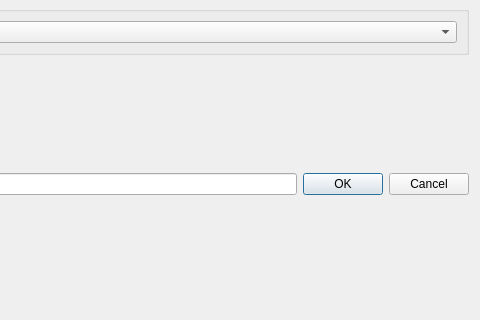
Qt form arho_feature_template/gui/dialogs/import_features_form.ui (GispoCoding/arho-qgis-plugin) before a commit; both pictures show x 445 to 925 and y 631 to 951 of the 925 by 951 pixel window.
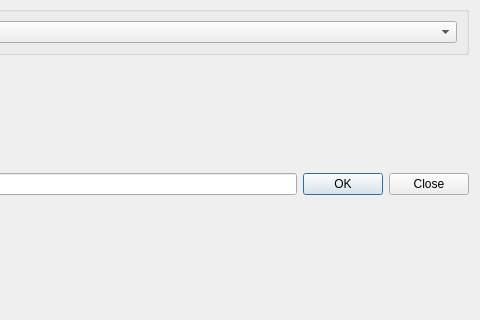
The same form after that commit. Custom widgets are drawn as their Qt base class.

Commit message: change cancel button to close in import features form

Diff of the .ui file:
```diff
--- a/arho_feature_template/gui/dialogs/import_features_form.ui
+++ b/arho_feature_template/gui/dialogs/import_features_form.ui
@@ -161,7 +161,7 @@
         </sizepolicy>
        </property>
        <property name="standardButtons">
-        <set>QDialogButtonBox::Cancel|QDialogButtonBox::Ok</set>
+        <set>QDialogButtonBox::Close|QDialogButtonBox::Ok</set>
        </property>
       </widget>
      </item>
```
